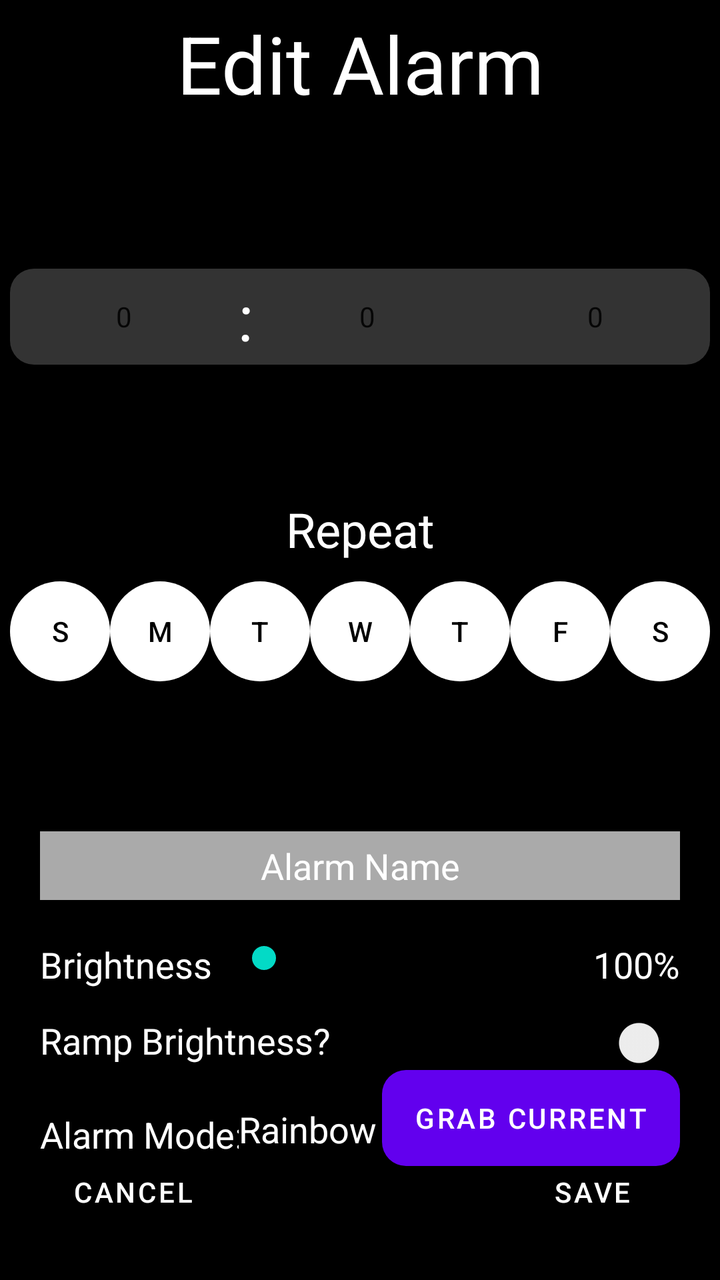
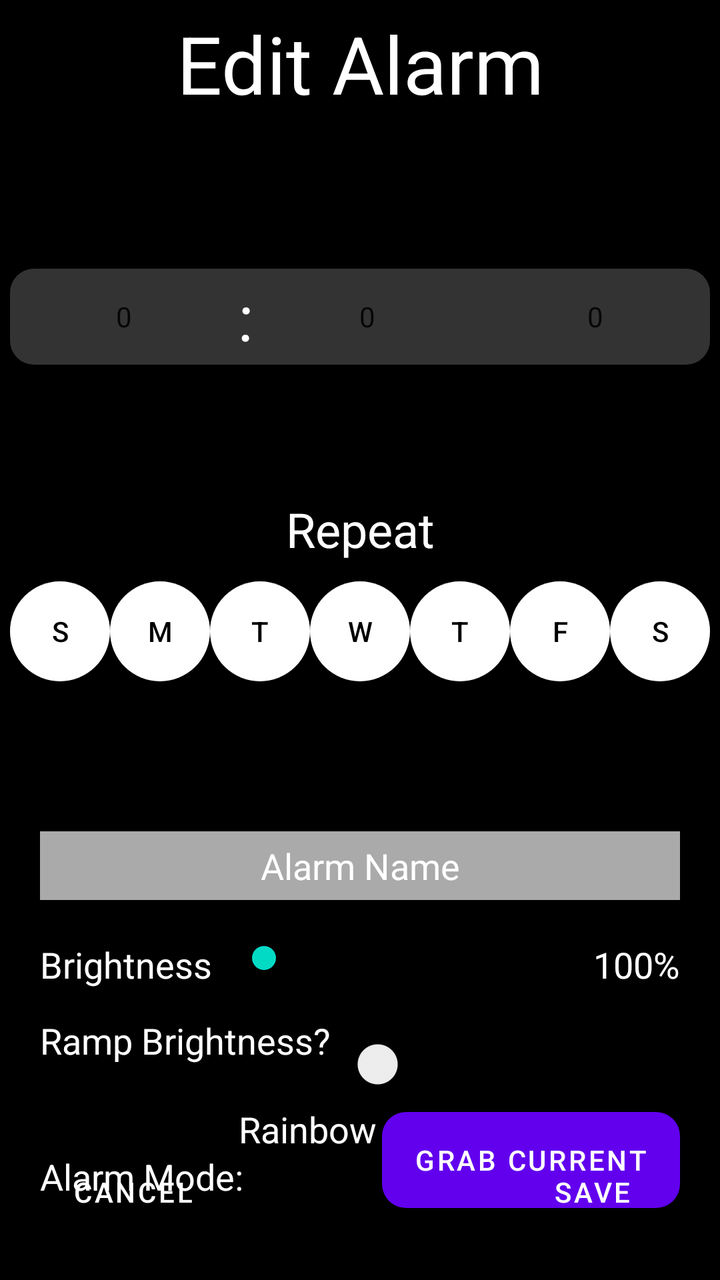

An Android layout rendered at two revisions. The XML below is the earlier revision; the diff shows what the commit changed to produce the second picture.
<!-- AndroidManifest.xml: application theme DarkAppTheme -->
<!-- res/layout/alarm_editor.xml -->
<?xml version="1.0" encoding="utf-8"?>
<androidx.constraintlayout.widget.ConstraintLayout xmlns:android="http://schemas.android.com/apk/res/android"
    xmlns:app="http://schemas.android.com/apk/res-auto"
    xmlns:tools="http://schemas.android.com/tools"
    android:layout_width="match_parent"
    android:layout_height="match_parent">

    <TextView
        android:id="@+id/editor_name"
        android:layout_width="wrap_content"
        android:layout_height="wrap_content"
        android:layout_marginTop="5dp"
        android:text="Edit Alarm"
        android:textAlignment="center"
        android:textColor="@color/white"
        android:textSize="40sp"
        app:layout_constraintEnd_toEndOf="parent"
        app:layout_constraintStart_toStartOf="parent"
        app:layout_constraintTop_toTopOf="parent" />

    
    
    <FrameLayout
        android:id="@+id/time_picker_container"
        android:layout_width="0dp"
        android:layout_height="wrap_content"
        android:layout_marginTop="10dp"
        app:layout_constraintStart_toStartOf="parent"
        app:layout_constraintEnd_toEndOf="parent"
        app:layout_constraintTop_toBottomOf="@id/editor_name">

        
        <View
            android:layout_width="match_parent"
            android:layout_height="48dp"
            android:layout_gravity="center"
            android:layout_marginStart="5dp"
            android:layout_marginEnd="5dp"
            android:background="@drawable/rounded_picker_background" />

        
        <LinearLayout
            android:layout_width="match_parent"
            android:layout_height="match_parent"
            android:layout_gravity="center"
            android:gravity="center"
            android:orientation="horizontal"
            android:paddingHorizontal="10dp"
            android:background="@drawable/transparent_background">

            
            <NumberPicker
                android:id="@+id/hour_picker"
                android:layout_width="0dp"
                android:layout_height="wrap_content"
                android:layout_weight="1"
                android:background="@drawable/transparent_background"
                android:gravity="center"
                android:selectionDividerHeight="0dp"
                android:textColor="@color/white"
                android:layout_marginEnd="5dp" />

            
            <TextView
                android:id="@+id/colon"
                android:layout_width="wrap_content"
                android:layout_height="wrap_content"
                android:text=":"
                android:textColor="@color/white"
                android:textSize="32sp"
                android:layout_marginEnd="5dp"
                android:background="@drawable/transparent_background"/>

            
            <NumberPicker
                android:id="@+id/minute_picker"
                android:layout_width="0dp"
                android:layout_height="wrap_content"
                android:layout_weight="1"
                android:background="@drawable/transparent_background"
                android:gravity="center"
                android:selectionDividerHeight="0dp"
                android:textColor="@color/white"
                android:layout_marginEnd="10dp" />

            
            <NumberPicker
                android:id="@+id/ampm_picker"
                android:layout_width="0dp"
                android:layout_height="wrap_content"
                android:layout_weight="1"
                android:background="@drawable/transparent_background"
                android:gravity="center"
                android:selectionDividerHeight="0dp"
                android:textColor="@color/white" />
        </LinearLayout>
    </FrameLayout>


    <TextView
        android:id="@+id/repeat_label"
        android:layout_width="wrap_content"
        android:layout_height="wrap_content"
        android:text="Repeat"
        android:textColor="@color/white"
        android:textSize="24sp"
        app:layout_constraintEnd_toEndOf="parent"
        app:layout_constraintStart_toStartOf="parent"
        app:layout_constraintTop_toBottomOf="@id/time_picker_container" />

    
    <LinearLayout
        android:id="@+id/repeat_container"
        android:layout_width="wrap_content"
        android:layout_height="wrap_content"
        android:layout_marginTop="10dp"
        android:gravity="center"
        android:orientation="horizontal"
        app:layout_constraintEnd_toEndOf="parent"
        app:layout_constraintStart_toStartOf="parent"
        app:layout_constraintTop_toBottomOf="@id/repeat_label">

        <androidx.appcompat.widget.AppCompatButton
            android:id="@+id/day1"
            android:layout_width="@dimen/daySize"
            android:layout_height="@dimen/daySize"
            android:background="@drawable/dow_button_shape_off"
            android:text="S"
            android:textColor="@color/black" />

        <androidx.appcompat.widget.AppCompatButton
            android:id="@+id/day2"
            android:layout_width="@dimen/daySize"
            android:layout_height="@dimen/daySize"
            android:background="@drawable/dow_button_shape_off"
            android:text="M"
            android:textColor="@color/black" />

        <androidx.appcompat.widget.AppCompatButton
            android:id="@+id/day3"
            android:layout_width="@dimen/daySize"
            android:layout_height="@dimen/daySize"
            android:background="@drawable/dow_button_shape_off"
            android:text="T"
            android:textColor="@color/black" />

        <androidx.appcompat.widget.AppCompatButton
            android:id="@+id/day4"
            android:layout_width="@dimen/daySize"
            android:layout_height="@dimen/daySize"
            android:background="@drawable/dow_button_shape_off"
            android:text="W"
            android:textColor="@color/black" />

        <androidx.appcompat.widget.AppCompatButton
            android:id="@+id/day5"
            android:layout_width="@dimen/daySize"
            android:layout_height="@dimen/daySize"
            android:background="@drawable/dow_button_shape_off"
            android:text="T"
            android:textColor="@color/black" />

        <androidx.appcompat.widget.AppCompatButton
            android:id="@+id/day6"
            android:layout_width="@dimen/daySize"
            android:layout_height="@dimen/daySize"
            android:background="@drawable/dow_button_shape_off"
            android:text="F"
            android:textColor="@color/black" />

        <androidx.appcompat.widget.AppCompatButton
            android:id="@+id/day7"
            android:layout_width="@dimen/daySize"
            android:layout_height="@dimen/daySize"
            android:background="@drawable/dow_button_shape_off"
            android:text="S"
            android:textColor="@color/black" />
    </LinearLayout>

    
    <View
        android:id="@+id/divider"
        android:layout_width="match_parent"
        android:layout_height="5dp"
        android:background="?android:attr/listDivider"
        android:layout_marginTop="10dp"
        app:layout_constraintEnd_toEndOf="parent"
        app:layout_constraintStart_toStartOf="parent"
        app:layout_constraintTop_toBottomOf="@id/repeat_container" />

    <EditText
        android:id="@+id/alarmName"
        android:layout_width="match_parent"
        android:layout_height="wrap_content"
        android:background="@android:color/darker_gray"
        android:ems="10"
        android:hapticFeedbackEnabled="true"
        android:inputType="text"
        android:paddingTop="5dp"
        android:paddingBottom="5dp"
        android:text="Alarm Name"
        android:textAlignment="center"
        android:textColor="#FFFFFF"
        android:textColorHint="#A5A5A5"
        app:layout_constraintTop_toBottomOf="@id/divider"
        app:layout_constraintStart_toStartOf="parent"
        app:layout_constraintEnd_toEndOf="parent"
        android:layout_marginTop="60dp"
        android:layout_marginStart="20dp"
        android:layout_marginEnd="20dp"/>

    <TextView
        android:id="@+id/brightness_label"
        android:layout_width="wrap_content"
        android:layout_height="wrap_content"
        android:text="Brightness"
        android:textColor="@color/white"
        android:textSize="18sp"
        app:layout_constraintTop_toBottomOf="@id/alarmName"
        app:layout_constraintStart_toStartOf="parent"
        android:layout_marginTop="20dp"
        android:layout_marginStart="20dp"/>

    <SeekBar
        android:id="@+id/brightness"
        android:layout_width="0dp"
        android:layout_height="wrap_content"
        android:layout_marginEnd="10dp"
        app:layout_constraintTop_toBottomOf="@id/alarmName"
        app:layout_constraintStart_toEndOf="@id/brightness_label"
        app:layout_constraintEnd_toStartOf="@id/brightVal"
        android:layout_marginTop="20dp"
        android:layout_marginStart="10dp"/>

    <TextView
        android:id="@+id/brightVal"
        android:layout_width="wrap_content"
        android:layout_height="wrap_content"
        android:text="100%"
        android:textColor="@color/white"
        android:textSize="18sp"
        app:layout_constraintTop_toBottomOf="@id/alarmName"
        app:layout_constraintStart_toEndOf="@id/brightness"
        app:layout_constraintEnd_toEndOf="parent"
        android:layout_marginTop="20dp"
        android:layout_marginEnd="20dp"/>

    
    <TextView
        android:id="@+id/ramp_brightness_label"
        android:layout_width="wrap_content"
        android:layout_height="wrap_content"
        android:text="Ramp Brightness?"
        android:textColor="@color/white"
        android:textSize="18sp"
        app:layout_constraintTop_toBottomOf="@id/brightness"
        app:layout_constraintStart_toStartOf="parent"
        android:layout_marginTop="20dp"
        android:layout_marginStart="20dp"/>

    <Switch
        android:id="@+id/ramp_brightness"
        android:layout_width="wrap_content"
        android:layout_height="wrap_content"
        app:layout_constraintTop_toBottomOf="@id/brightness"
        app:layout_constraintEnd_toEndOf="parent"
        android:layout_marginTop="20dp" />

    
    <TextView
        android:id="@+id/alarm_mode_label"
        android:layout_width="wrap_content"
        android:layout_height="wrap_content"
        android:text="Alarm Mode:"
        android:textColor="@color/white"
        android:textSize="18sp"
        app:layout_constraintTop_toBottomOf="@id/ramp_brightness"
        app:layout_constraintStart_toStartOf="parent"
        android:layout_marginTop="20dp"
        android:layout_marginStart="20dp"/>

    <TextView
        android:id="@+id/alarm_mode"
        android:layout_width="wrap_content"
        android:layout_height="wrap_content"
        android:text="Rainbow"
        android:textColor="@color/white"
        android:textSize="18sp"
        app:layout_constraintTop_toBottomOf="@id/ramp_brightness_label"
        app:layout_constraintStart_toEndOf="@id/alarm_mode_label"
        app:layout_constraintEnd_toStartOf="@id/grab_current"
        android:layout_marginTop="20dp"
        android:layout_marginEnd="5dp" />

    <Button
        android:id="@+id/grab_current"
        android:layout_width="wrap_content"
        android:layout_height="wrap_content"
        android:text="Grab Current"
        android:textColor="@color/white"
        android:background="@drawable/rounded_picker_background"
        app:layout_constraintTop_toBottomOf="@id/ramp_brightness"
        app:layout_constraintEnd_toEndOf="parent"
        android:layout_marginEnd="20dp" />

    
    <Button
        android:id="@+id/cancel"
        android:layout_width="wrap_content"
        android:layout_height="wrap_content"
        android:text="Cancel"
        android:textColor="@color/white"
        app:layout_constraintBottom_toBottomOf="parent"
        app:layout_constraintStart_toStartOf="parent"
        android:background="@drawable/transparent_background"
        android:layout_marginBottom="20dp"
        android:layout_marginStart="20dp" />

    <Button
        android:id="@+id/save"
        android:layout_width="wrap_content"
        android:layout_height="wrap_content"
        android:text="Save"
        android:textColor="@color/white"
        app:layout_constraintBottom_toBottomOf="parent"
        android:background="@drawable/transparent_background"
        app:layout_constraintEnd_toEndOf="parent"
        android:layout_marginBottom="20dp"
        android:layout_marginEnd="20dp" />

</androidx.constraintlayout.widget.ConstraintLayout>
<!-- resources referenced by this layout -->
<resources>
  <color name="black">#FF000000</color>
  <color name="white">#FFFFFFFF</color>
  <dimen name="daySize">50dp</dimen>
  <!-- drawable dow_button_shape_off (drawable) -->
  <?xml version="1.0" encoding="utf-8"?>
  <shape xmlns:android="http://schemas.android.com/apk/res/android">
      <solid android:color="@color/white" /> 
      <corners android:radius="400dp" />
  </shape>
  <!-- drawable rounded_picker_background (drawable) -->
  <?xml version="1.0" encoding="utf-8"?>
  <shape xmlns:android="http://schemas.android.com/apk/res/android"
      android:shape="rectangle">
      <corners android:radius="12dp"/>
      <solid android:color="@color/dark_gray"/>
  </shape>
  <!-- drawable transparent_background (drawable) -->
  <layer-list xmlns:android="http://schemas.android.com/apk/res/android">
      <item android:drawable="@android:color/transparent" />
  </layer-list>
  <style name="DarkAppTheme" parent="Theme.MaterialComponents.DayNight">
          <item name="windowActionBar">false</item>
          <item name="android:background">@color/black</item>
          <item name="windowNoTitle">true</item>
          <item name="android:windowSplashScreenBackground">@color/black</item>
          <item name="android:windowSplashScreenAnimatedIcon">@drawable/off_icon</item>
          <item name="postSplashScreenTheme">@style/DarkAppTheme</item>
      </style>
  <color name="dark_gray">#333333</color>
  <!-- drawable off_icon: png bitmap (drawable, 113657 bytes) -->
</resources>

<!-- the commit's change to res/layout/alarm_editor.xml (unified diff, before → after) -->
@@ -1,7 +1,6 @@
 <?xml version="1.0" encoding="utf-8"?>
 <androidx.constraintlayout.widget.ConstraintLayout xmlns:android="http://schemas.android.com/apk/res/android"
     xmlns:app="http://schemas.android.com/apk/res-auto"
-    xmlns:tools="http://schemas.android.com/tools"
     android:layout_width="match_parent"
     android:layout_height="match_parent">
 
@@ -258,13 +257,15 @@
         android:layout_marginTop="20dp"
         android:layout_marginStart="20dp"/>
 
-    <Switch
+    <androidx.appcompat.widget.SwitchCompat
         android:id="@+id/ramp_brightness"
         android:layout_width="wrap_content"
         android:layout_height="wrap_content"
         app:layout_constraintTop_toBottomOf="@id/brightness"
-        app:layout_constraintEnd_toEndOf="parent"
+        app:layout_constraintStart_toEndOf="@id/ramp_brightness_label"
+        android:layout_marginStart="5dp"
         android:layout_marginTop="20dp" />
+
 
     
     <TextView
